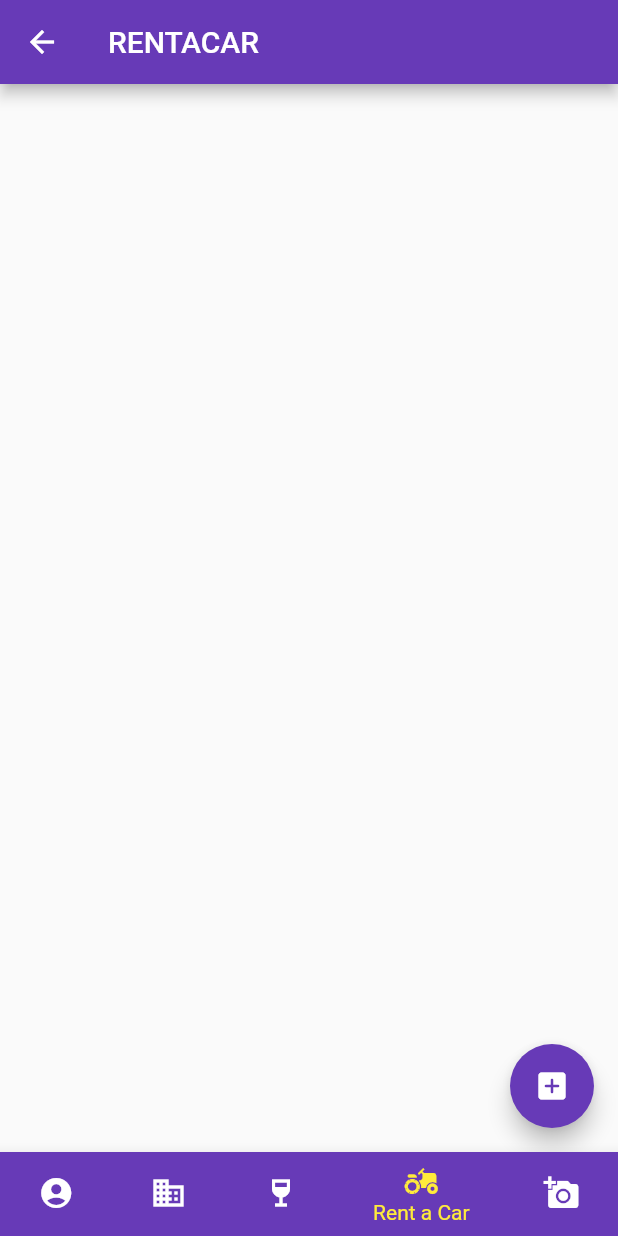
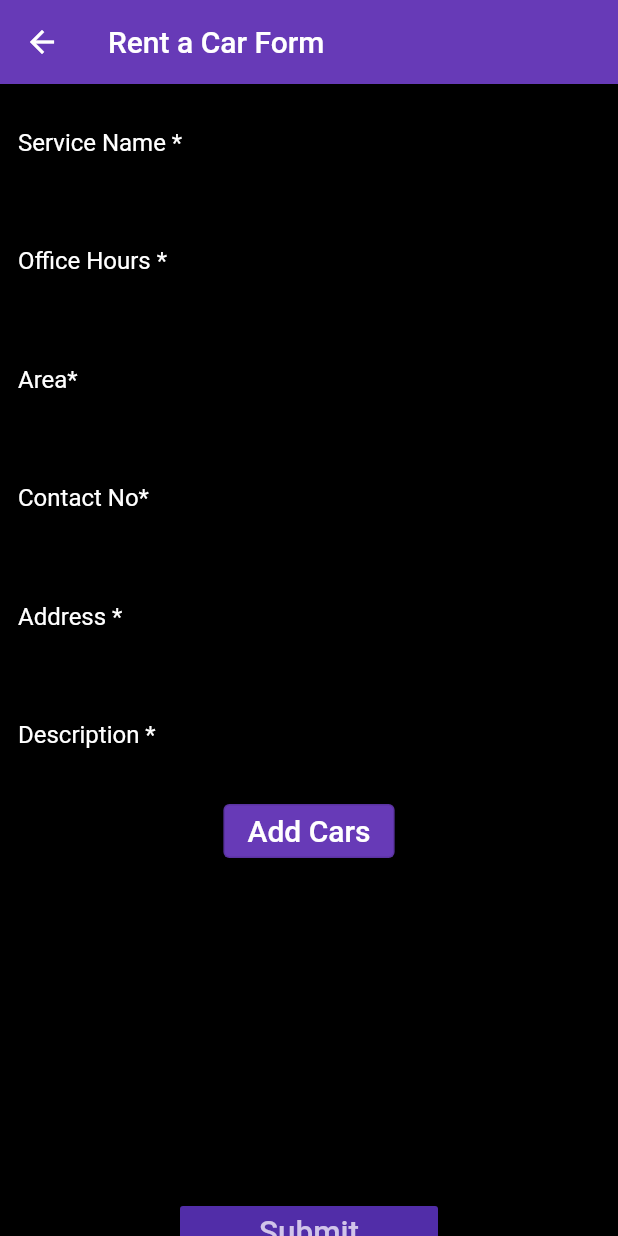
Before and after one commit to Usman12040/shadihal, a Flutter app: the Ownerprofile screen opened directly, item 4 of the bottom bar chosen, after a tap on the "add box" icon, on a phone screen of 412 x 824 dp. Run offline on Flutter 3.47's test engine with Material 2 defaults, Android fonts, the phone set to English and light mode, and no system bars; our stand-ins replace carousel_pro, carousel_slider, get, image_picker, mask_text_input_formatter, shared_preferences and 1 more; missing offline and left inert: multi_image_picker; accounts and stored records are empty.

Commit message:
291220201017

```diff
--- a/lib/screens/OwnerProfile.dart
+++ b/lib/screens/OwnerProfile.dart
@@ -3,7 +3,9 @@ import 'package:flutter/material.dart';
 import 'package:flutter/services.dart';
 import 'package:get/get.dart';
 import 'package:shadihal/screens/CateringForm.dart';
+import 'package:shadihal/screens/RentaCarForm.dart';
 import 'package:shadihal/screens/VenueForm.dart';
+import 'PhotoGraphyForm.dart';
 
 class Ownerprofile extends StatefulWidget{
   @override
@@ -85,6 +87,7 @@ class ownerprofilestate extends State<Ownerprofile>{
       floatingActionButton: FloatingActionButton(
         onPressed: () {
           debugPrint('FAB clicked');
+          Get.to(RentaCarForm());
 
         },
 
@@ -103,9 +106,10 @@ class ownerprofilestate extends State<Ownerprofile>{
         //lIST WILL BE RETRIEVED FROM DB
       ),
 
-      /*floatingActionButton: FloatingActionButton(
+      floatingActionButton: FloatingActionButton(
         onPressed: () {
-          debugPrint('FAB clickeD');
+          debugPrint('FAB clicked');
+          Get.to(PhotographyForm());
 
         },
 
@@ -114,7 +118,7 @@ class ownerprofilestate extends State<Ownerprofile>{
 
         child: Icon(Icons.add_box_rounded),
 
-      ),*/
+      ),
     )
 
 
--- a/lib/screens/RentaCarForm.dart
+++ b/lib/screens/RentaCarForm.dart
@@ -0,0 +1,293 @@
+import 'package:flutter/material.dart';
+import 'dart:typed_data';
+import 'package:shared_preferences/shared_preferences.dart';
+import 'dart:async';
+import 'dart:convert';
+import 'package:image_picker/image_picker.dart';
+import 'package:multi_image_picker/multi_image_picker.dart';
+import 'package:mask_text_input_formatter/mask_text_input_formatter.dart';
+
+class RentaCarForm extends StatefulWidget {
+  @override
+  RentaCarFormState createState() {
+    return RentaCarFormState();
+  }
+}
+
+// Define a corresponding State class.
+// This class holds data related to the form.
+class RentaCarFormState extends State<RentaCarForm> {
+  // Create a global key that uniquely identifies the Form widget
+  // and allows validation of the form
+  // Note: This is a `GlobalKey<FormState>`,
+  // not a GlobalKey<MyCustomFormState>.
+  final _formKey = GlobalKey<FormState>();
+  var maskFormatter = new MaskTextInputFormatter(mask: '##:##-##:##', filter: { "#": RegExp(r'[0-9]') });
+  TextEditingController rentnameController = TextEditingController();
+  TextEditingController rentoffhrsController = TextEditingController();
+  TextEditingController rentareaController = TextEditingController();
+  TextEditingController rentcontactController = TextEditingController();
+  TextEditingController rentaddressController = TextEditingController();
+  TextEditingController rentdescriptionController = TextEditingController();
+  @override
+  Widget build(BuildContext context) {
+
+    // Build a Form widget using the _formKey created above.
+    return  Scaffold(
+        backgroundColor: Colors.black,
+        appBar: AppBar(
+          title: Text("Rent a Car Form"),
+        ),
+        body: Form(
+          key: _formKey,
+          child: ListView(
+            children: <Widget>[
+              //username
+              Padding(
+                  padding: EdgeInsets.only(top: 10.0,bottom: 10.0),
+                  child: TextFormField(
+                    style: TextStyle(color: Colors.white),
+                    controller: rentnameController,
+                    decoration: InputDecoration(
+                        labelText: 'Service Name *',
+                        labelStyle: TextStyle(color: Colors.white),
+                        hintText: 'Enter a Service Name',
+                        hintStyle: TextStyle(color: Colors.grey),
+                        border: OutlineInputBorder(
+                          borderRadius: BorderRadius.circular(5.0),
+                        )
+
+                    ),
+                    onChanged: (text){
+                      debugPrint('$rentnameController');
+                    },
+                    validator: (value) {
+                      if (value.isEmpty) {
+                        return 'This Field is Required ';
+                      }
+                      if(value=="Rent"){
+                        return 'This Service already exist';
+                      }
+                      if(value.length>20){
+                        return 'Servide name should be less than 20';
+                      }
+                      return null;
+                    },
+
+
+                  )),
+              //
+
+
+              Padding(
+                  padding: EdgeInsets.only(top: 10.0,bottom:10.0),
+
+                  child: TextFormField(
+                    inputFormatters: [maskFormatter],
+                    style: TextStyle(color: Colors.white),
+                    controller: rentoffhrsController,
+                    decoration: InputDecoration(
+                        labelText: 'Office Hours *',
+                        hintText: 'In Hours:Min-Hours:Min',
+                        hintStyle: TextStyle(color: Colors.grey),
+                        labelStyle: TextStyle(color: Colors.white),
+                        border: OutlineInputBorder(
+                          borderRadius: BorderRadius.circular(5.0),
+                        )
+
+                    ),
+                    onChanged: (text){
+                      debugPrint('$rentoffhrsController');
+                    },
+                    validator: (value) {
+                      if (value.isEmpty) {
+                        return 'This Field is Required ';
+                      }
+                      return null;
+                    },
+
+
+                  )),
+              Padding(
+                  padding: EdgeInsets.only(top: 10.0,bottom:10.0),
+
+                  child: TextFormField(
+                    style: TextStyle(color: Colors.white),
+                    controller: rentareaController,
+                    decoration: InputDecoration(
+                        labelText: 'Area*',
+                        hintText: 'Enter Area',
+                        hintStyle: TextStyle(color: Colors.grey),
+                        labelStyle: TextStyle(color: Colors.white),
+                        border: OutlineInputBorder(
+                          borderRadius: BorderRadius.circular(5.0),
+                        )
+
+                    ),
+                    onChanged: (text){
+                      debugPrint('$rentareaController');
+                    },
+                    validator: (value) {
+                      if (value.isEmpty) {
+                        return 'This Field is Required ';
+                      }
+                      if(value.length>20){
+                        return 'Area name length should be less than 20';
+                      }
+                      return null;
+                    },
+
+
+                  )),
+              Padding(
+                  padding: EdgeInsets.only(top: 10.0,bottom:10.0),
+
+                  child: TextFormField(
+                    keyboardType: TextInputType.number,
+                    style: TextStyle(color: Colors.white),
+                    controller: rentcontactController,
+                    decoration: InputDecoration(
+                        labelText: 'Contact No*',
+                        hintText: 'Enter Your 11-Digit Phone No',
+                        hintStyle: TextStyle(color: Colors.grey),
+                        labelStyle: TextStyle(color: Colors.white),
+                        border: OutlineInputBorder(
+                          borderRadius: BorderRadius.circular(5.0),
+                        )
+
+                    ),
+                    onChanged: (text){
+                      debugPrint('$rentcontactController');
+                    },
+                    validator: (value) {
+                      if (value.isEmpty) {
+                        return 'This Field is Required ';
+                      }
+                      if(value.length!=11){
+                        return 'Phone No length should be 11';
+
+                      }
+                      return null;
+                    },
+
+
+                  )),
+              Padding(
+                  padding: EdgeInsets.only(top: 10.0,bottom:10.0),
+
+                  child: TextFormField(
+
+                    style: TextStyle(color: Colors.white),
+                    controller: rentaddressController,
+                    decoration: InputDecoration(
+                        labelText: 'Address *',
+                        hintText: 'Enter full Address ',
+                        hintStyle: TextStyle(color: Colors.grey),
+                        labelStyle: TextStyle(color: Colors.white),
+                        border: OutlineInputBorder(
+                          borderRadius: BorderRadius.circular(5.0),
+                        )
+
+                    ),
+                    onChanged: (text)
+                    {
+                      debugPrint('$rentaddressController');
+                    },
+                    validator: (value) {
+                      if (value.isEmpty) {
+                        return 'This Field is Required ';
+                      }
+                      if(value.length>256){
+                        return 'This Field is too large';
+                      }
+                      return null;
+                    },
+
+
+                  )),
+
+
+              Padding(
+                  padding: EdgeInsets.only(top: 10.0,bottom:10.0),
+
+                  child: TextFormField(
+                    keyboardType: TextInputType.multiline,
+                    maxLines: 20,
+                    minLines: 1,
+                    style: TextStyle(color: Colors.white),
+                    controller: rentdescriptionController,
+                    decoration: InputDecoration(
+                        labelText: 'Description *',
+                        hintText: 'Enter Description ',
+                        hintStyle: TextStyle(color: Colors.grey),
+                        labelStyle: TextStyle(color: Colors.white),
+                        border: OutlineInputBorder(
+                          borderRadius: BorderRadius.circular(5.0),
+                        )
+                    ),
+                    onChanged: (text)
+                    {
+                      debugPrint('$rentdescriptionController');
+                    },
+                    validator: (value) {
+                      if (value.isEmpty) {
+                        return 'This Field is Required ';
+                      }
+                      if(value.length>500){
+                        return 'This Field is too large';
+                      }
+                      return null;
+                    },
+
+
+                  )),
+              Row(
+                  mainAxisAlignment: MainAxisAlignment.center,
+                  children:<Widget>[
+                    OutlinedButton(
+                      style: OutlinedButton.styleFrom(backgroundColor: Colors.deepPurple),
+                      child: Text("Add Cars", style: TextStyle(fontSize: 20.0,color: Colors.white)),
+
+                      onPressed: () {
+
+
+                      },
+                    )]),
+          SizedBox(
+            height: 200.0,
+            child: ListView(
+
+            ),
+          ),
+              Padding(
+                  padding: EdgeInsets.only(top:20.0,left: 120.00,right: 120.00),
+                  child: Builder(
+                      builder:(context)=> RaisedButton(
+                        color: Theme.of(context).primaryColorDark,
+                        textColor: Theme.of(context).primaryColorLight,
+
+                        child: Text(
+                          'Submit',
+                          textScaleFactor: 1.5,
+                        ),
+
+                        onPressed: ()
+                        {
+                          if(_formKey.currentState.validate())
+                          {
+                            //DB function here
+                          }
+                        },
+
+
+                      )))
+
+
+
+
+            ],
+          ),
+
+        ));
+  }
+}
--- a/pubspec.yaml
+++ b/pubspec.yaml
@@ -33,6 +33,7 @@ dependencies:
   shared_preferences: ^0.5.12+4
   image_picker: ^0.6.7+17
   multi_image_picker: ^4.7.14
+  mask_text_input_formatter: ^1.2.1
 
 
   # The following adds the Cupertino Icons font to your application.
```
Also changed, not shown: lib/screens/PhotoGraphyForm.dart (added, +193 -0 lines), lib/screens/VenueForm.dart (+40 -6 lines), lib/screens/CarForm.dart (added), pubspec.lock.
